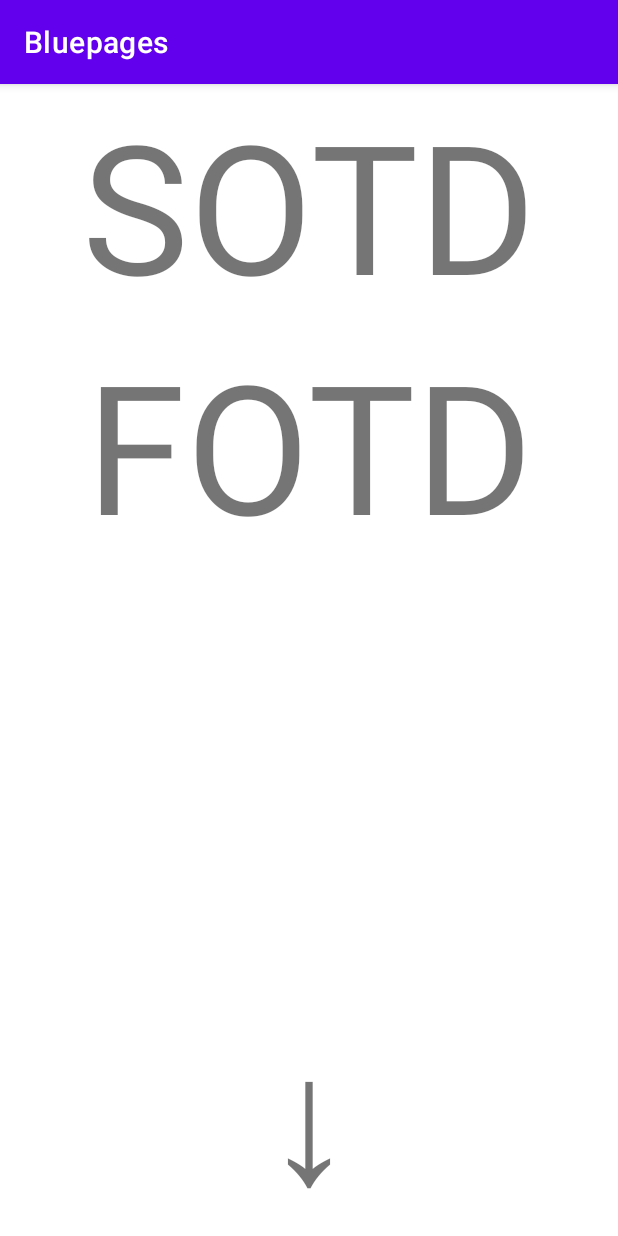
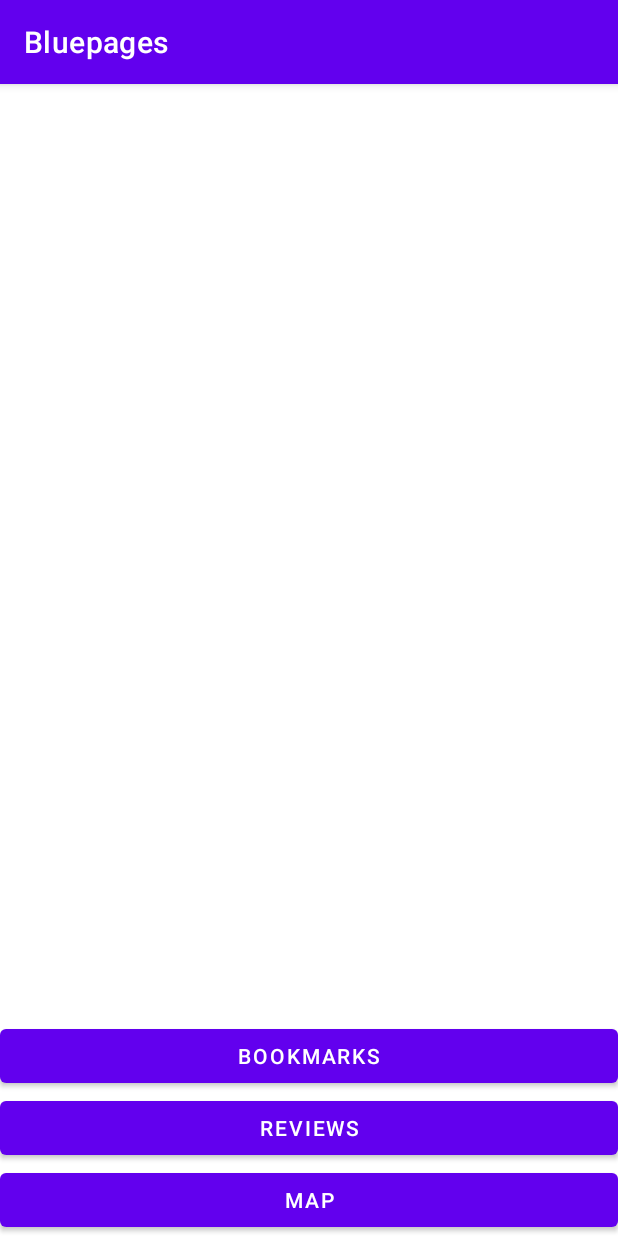
Before and after one commit to CSC207-UofT/course-project-aarves, an Android app: the MainMenuActivity screen opened directly, with no data from a screen before it, on a phone screen of 412 x 824 dp. Run offline under Robolectric (Android 15) with nearby library versions, the light colour scheme and no system bars.

Commit message:
Changed the layout of the main menu and added a means to interact with MapBox's Geocoding API.

```diff
--- a/app/build.gradle
+++ b/app/build.gradle
@@ -47,7 +47,11 @@ dependencies {
     implementation 'androidx.appcompat:appcompat:1.3.1'
     implementation 'com.google.android.material:material:1.4.0'
 
+    implementation 'com.google.code.gson:gson:2.8.9'
+
     implementation 'com.mapbox.maps:android:10.1.0'
+    implementation 'com.mapbox.mapboxsdk:mapbox-android-plugin-places-v9:0.12.0'
+    implementation 'androidx.constraintlayout:constraintlayout:2.1.1'
 
     implementation 'junit:junit:4.13.2'
     testImplementation('org.junit.jupiter:junit-jupiter:5.8.1')
--- a/app/src/main/java/com/aarves/bluepages/MainMenuActivity.java
+++ b/app/src/main/java/com/aarves/bluepages/MainMenuActivity.java
@@ -1,41 +1,27 @@
 package com.aarves.bluepages;
 
+import android.content.Intent;
+import android.os.Bundle;
+import android.view.View;
+
 import androidx.appcompat.app.AppCompatActivity;
-import androidx.viewpager2.widget.ViewPager2;
-
-import android.os.Bundle;
-import com.mapbox.maps.MapView;
-import com.mapbox.maps.Style;
 
 public class MainMenuActivity extends AppCompatActivity {
-
-    /**
-     * The pager widget, which handles animation and allows swiping horizontally to access previous
-     * and next wizard steps.
-     */
-    private ViewPager2 viewPager;
 
     @Override
     protected void onCreate(Bundle savedInstanceState) {
         super.onCreate(savedInstanceState);
         setContentView(R.layout.activity_main_menu);
-
-        // Instantiate a ViewPager2 and a PagerAdapter.
-        viewPager = findViewById(R.id.pager);
-        viewPager.setOrientation(ViewPager2.ORIENTATION_VERTICAL);
-        MainMenuAdapter pagerAdapter = new MainMenuAdapter(this, viewPager);
-        viewPager.setAdapter(pagerAdapter);
     }
 
-    @Override
-    public void onBackPressed() {
-        if (viewPager.getCurrentItem() == 0) {
-            // If the user is currently looking at the first step, allow the system to handle the
-            // Back button. This calls finish() on this activity and pops the back stack.
-            super.onBackPressed();
-        } else {
-            // Otherwise, select the previous step.
-            viewPager.setCurrentItem(viewPager.getCurrentItem() - 1);
-        }
+    // TODO: Bookmark/Review button redirects
+
+    /**
+     * Navigate to a new activity containing the map to-be-browsed.
+     * @param view View object containing context on what's currently being shown.
+     */
+    public void viewMap(View view) {
+        Intent intent = new Intent(this, MapActivity.class);
+        startActivity(intent);
     }
 }
--- a/app/src/main/java/com/aarves/bluepages/MainMenuAdapter.java
+++ /dev/null
@@ -1,38 +0,0 @@
-package com.aarves.bluepages;
-
-import android.os.Handler;
-
-import androidx.annotation.NonNull;
-import androidx.fragment.app.Fragment;
-import androidx.fragment.app.FragmentActivity;
-import androidx.viewpager2.adapter.FragmentStateAdapter;
-import androidx.viewpager2.widget.ViewPager2;
-
-public class MainMenuAdapter extends FragmentStateAdapter {
-
-    private final ViewPager2 viewPager;
-
-    public MainMenuAdapter(FragmentActivity fa, ViewPager2 view) {
-        super(fa);
-        this.viewPager = view;
-    }
-
-    @NonNull
-    @Override
-    public Fragment createFragment(int position) {
-        if (position == 0) {
-            return new MainMenuFragment();
-        } else {
-
-            Handler handler = new Handler();
-            handler.postDelayed(() -> viewPager.setUserInputEnabled(false), 2000);
-
-            return new MapFragment();
-        }
-    }
-
-    @Override
-    public int getItemCount() {
-        return 2;
-    }
-}
--- a/app/src/main/java/com/aarves/bluepages/MainMenuFragment.java
+++ /dev/null
@@ -1,20 +0,0 @@
-package com.aarves.bluepages;
-
-import android.os.Bundle;
-
-import androidx.fragment.app.Fragment;
-
-import android.view.LayoutInflater;
-import android.view.View;
-import android.view.ViewGroup;
-
-public class MainMenuFragment extends Fragment {
-
-    @Override
-    public View onCreateView(LayoutInflater inflater, ViewGroup container,
-                             Bundle savedInstanceState) {
-        // Inflate the layout for this fragment
-        ViewGroup rootView = (ViewGroup) inflater.inflate(R.layout.fragment_main_menu, container, false);
-        return rootView;
-    }
-}
--- a/app/src/main/res/layout/activity_main_menu.xml
+++ b/app/src/main/res/layout/activity_main_menu.xml
@@ -1,8 +1,36 @@
 <?xml version="1.0" encoding="utf-8"?>
-<androidx.viewpager2.widget.ViewPager2 xmlns:android="http://schemas.android.com/apk/res/android"
-    xmlns:app="http://schemas.android.com/apk/res-auto"
-    xmlns:tools="http://schemas.android.com/tools"
-    android:id="@+id/pager"
-    android:layout_width="match_parent"
-    android:layout_height="match_parent"
-    tools:context=".MainMenuActivity" />
+<androidx.constraintlayout.widget.ConstraintLayout xmlns:android="http://schemas.android.com/apk/res/android"
+                                                   xmlns:app="http://schemas.android.com/apk/res-auto"
+                                                   xmlns:tools="http://schemas.android.com/tools"
+                                                   android:layout_width="match_parent"
+                                                   android:layout_height="match_parent"
+                                                   tools:context=".MainMenuActivity">
+
+    <LinearLayout
+            android:layout_width="match_parent"
+            android:layout_height="wrap_content"
+            android:orientation="vertical"
+            app:layout_constraintBottom_toBottomOf="parent"
+            app:layout_constraintEnd_toEndOf="parent"
+            app:layout_constraintStart_toStartOf="parent">
+
+        <Button
+                android:id="@+id/bookmarksButton"
+                android:layout_width="match_parent"
+                android:layout_height="wrap_content"
+                android:text="Bookmarks" />
+
+        <Button
+                android:id="@+id/reviewsButton"
+                android:layout_width="match_parent"
+                android:layout_height="wrap_content"
+                android:text="Reviews" />
+
+        <Button
+                android:id="@+id/mapButton"
+                android:layout_width="match_parent"
+                android:layout_height="wrap_content"
+                android:text="Map"
+                android:onClick="viewMap"/>
+    </LinearLayout>
+</androidx.constraintlayout.widget.ConstraintLayout>
--- a/app/src/main/res/layout/fragment_main_menu.xml
+++ /dev/null
@@ -1,43 +0,0 @@
-<?xml version="1.0" encoding="utf-8"?>
-<androidx.constraintlayout.widget.ConstraintLayout xmlns:android="http://schemas.android.com/apk/res/android"
-    xmlns:app="http://schemas.android.com/apk/res-auto"
-    xmlns:tools="http://schemas.android.com/tools"
-    android:id="@+id/frameLayout"
-    android:layout_width="match_parent"
-    android:layout_height="match_parent"
-    tools:context=".MainMenuFragment" >
-
-    <TextView
-        android:id="@+id/textView4"
-        android:layout_width="wrap_content"
-        android:layout_height="wrap_content"
-        android:text="SOTD"
-        android:textSize="120sp"
-        app:layout_constraintEnd_toEndOf="parent"
-        app:layout_constraintStart_toStartOf="parent"
-        app:layout_constraintTop_toTopOf="parent" />
-
-    <TextView
-        android:id="@+id/textView5"
-        android:layout_width="wrap_content"
-        android:layout_height="wrap_content"
-        android:text="FOTD"
-        android:textSize="120sp"
-        app:layout_constraintBottom_toBottomOf="parent"
-        app:layout_constraintEnd_toEndOf="parent"
-        app:layout_constraintStart_toStartOf="parent"
-        app:layout_constraintTop_toBottomOf="@+id/textView4"
-        app:layout_constraintVertical_bias="0.0" />
-
-    <TextView
-        android:id="@+id/textView6"
-        android:layout_width="wrap_content"
-        android:layout_height="wrap_content"
-        android:text="↓"
-        android:textSize="120sp"
-        app:layout_constraintBottom_toBottomOf="parent"
-        app:layout_constraintEnd_toEndOf="parent"
-        app:layout_constraintStart_toStartOf="parent"
-        app:layout_constraintTop_toBottomOf="@+id/textView5"
-        app:layout_constraintVertical_bias="1.0" />
-</androidx.constraintlayout.widget.ConstraintLayout>
--- a/core/build.gradle
+++ b/core/build.gradle
@@ -14,6 +14,8 @@ repositories {
 dependencies {
     implementation 'junit:junit:4.13.2'
     implementation 'com.google.code.gson:gson:2.8.9'
+    implementation 'org.jsoup:jsoup:1.14.3'
+    implementation 'org.json:json:20210307'
     testImplementation('org.junit.jupiter:junit-jupiter:5.8.1')
 }
 
```
Also changed, not shown: app/src/main/java/com/aarves/bluepages/MapActivity.java (added, +73 -0 lines), app/src/main/java/com/aarves/bluepages/MapFragment.java (deleted, +0 -49 lines), app/src/main/java/com/aarves/bluepages/RegisterActivity.java (+8 -0 lines), app/src/main/res/layout/activity_access.xml (+4 -3 lines), app/src/main/res/layout/activity_map.xml (added, +44 -0 lines), app/src/main/res/layout/fragment_map.xml (deleted, +0 -29 lines), core/src/main/java/com/aarves/core/controllers/InputController.java (deleted, +0 -56 lines), core/src/main/java/com/aarves/core/controllers/LookupController.java (added, +41 -0 lines), core/src/main/java/com/aarves/core/gateways/MapboxGateway.java (added, +55 -0 lines), app/src/main/res/drawable/logo.png.
